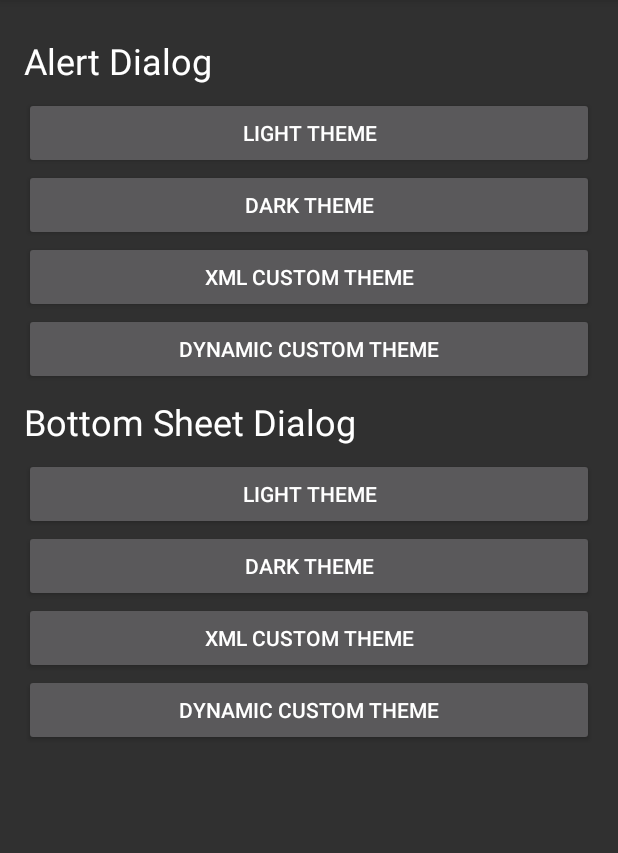
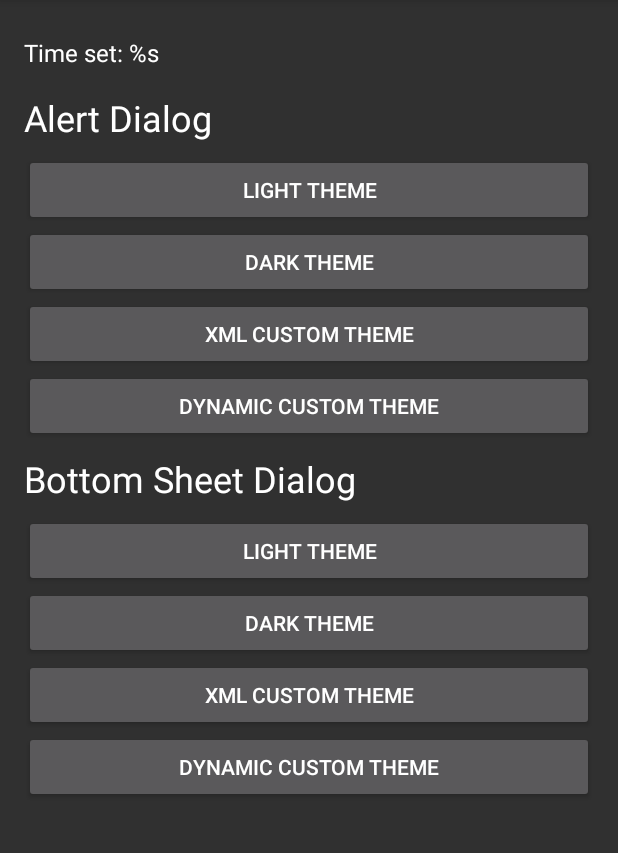
Before and after one commit to philliphsu/NumberPadTimePicker, an Android app: the screen it shows after launch (MainActivity), on a phone screen of 412 x 824 dp, the part 84-937 px from its top. Run offline under Robolectric (Android 15) with nearby library versions, the phone set to English and light mode, and no system bars.

Commit message:
Use TextView to display the time set instead of a Toast.

```diff
--- a/sample/src/main/java/com/philliphsu/numberpadtimepickersample/MainActivity.java
+++ b/sample/src/main/java/com/philliphsu/numberpadtimepickersample/MainActivity.java
@@ -1,19 +1,17 @@
 package com.philliphsu.numberpadtimepickersample;
 
 import android.app.TimePickerDialog;
-import android.content.Context;
 import android.content.Intent;
 import android.os.Bundle;
 import android.support.annotation.IdRes;
 import android.support.annotation.StyleRes;
 import android.support.v7.app.AppCompatActivity;
 import android.text.format.DateFormat;
-import android.util.Log;
 import android.view.Menu;
 import android.view.MenuItem;
 import android.view.View;
+import android.widget.TextView;
 import android.widget.TimePicker;
-import android.widget.Toast;
 
 import com.philliphsu.numberpadtimepickersample.NumberPadTimePickerDialogFragment.DialogMode;
 
@@ -27,11 +25,11 @@ import static com.philliphsu.numberpadtimepickersample.NumberPadTimePickerDialog
 import static com.philliphsu.numberpadtimepickersample.NumberPadTimePickerDialogFragment.MODE_BOTTOM_SHEET;
 
 public class MainActivity extends AppCompatActivity {
-    private static final String TAG = MainActivity.class.getSimpleName();
     private static final String TAG_ALERT = "alert";
     private static final String TAG_BOTTOM_SHEET = "bottom_sheet";
 
     private CustomThemeModel customThemeModel;
+    private TextView timeSetView;
 
     @Override
     protected void onCreate(Bundle savedInstanceState) {
@@ -51,6 +49,7 @@ public class MainActivity extends AppCompatActivity {
                 .setOnClickListener(mBottomSheetClickListener);
 
         customThemeModel = CustomThemeModel.get(this);
+        timeSetView = (TextView) findViewById(R.id.time_set);
     }
 
     @Override
@@ -73,10 +72,8 @@ public class MainActivity extends AppCompatActivity {
             calendar.set(Calendar.HOUR_OF_DAY, hourOfDay);
             calendar.set(Calendar.MINUTE, minute);
 
-            Context context = MainActivity.this;
-            String text = "Time set: " + DateFormat.getTimeFormat(context).format(calendar.getTime());
-            Log.d(TAG, text);
-            Toast.makeText(context, text, Toast.LENGTH_LONG).show();
+            timeSetView.setText(getString(R.string.time_set_label, DateFormat.getTimeFormat(
+                    MainActivity.this).format(calendar.getTime())));
         }
     };
 
--- a/sample/src/main/res/layout/activity_main.xml
+++ b/sample/src/main/res/layout/activity_main.xml
@@ -18,12 +18,21 @@
         android:orientation="vertical">
 
         <TextView
+            android:id="@+id/time_set"
+            android:layout_width="wrap_content"
+            android:layout_height="wrap_content"
+            android:text="@string/time_set_label"
+            android:paddingTop="8dp"
+            android:paddingBottom="8dp"
+            android:textAppearance="@style/TextAppearance.AppCompat.Subhead" />
+
+        <TextView
             android:layout_width="wrap_content"
             android:layout_height="wrap_content"
             android:text="@string/alert_dialog"
             android:paddingTop="8dp"
             android:paddingBottom="8dp"
-            style="@style/TextAppearance.AppCompat.Headline" />
+            android:textAppearance="@style/TextAppearance.AppCompat.Headline" />
 
         <Button
             android:id="@+id/button1"
@@ -55,7 +64,7 @@
             android:text="@string/bottom_sheet_dialog"
             android:paddingTop="8dp"
             android:paddingBottom="8dp"
-            style="@style/TextAppearance.AppCompat.Headline" />
+            android:textAppearance="@style/TextAppearance.AppCompat.Headline" />
 
         <Button
             android:id="@+id/button4"
--- a/sample/src/main/res/values/strings.xml
+++ b/sample/src/main/res/values/strings.xml
@@ -9,6 +9,7 @@
     <string name="xml_custom_theme">XML Custom Theme</string>
     <string name="my_custom_theme">Dynamic Custom Theme</string>
     <string name="edit_custom_theme">Edit custom theme</string>
+    <string name="time_set_label">Time set: %s</string>
 
     <!-- EditCustomThemeActivity -->
     <string name="common_attributes">Common attributes</string>
```
